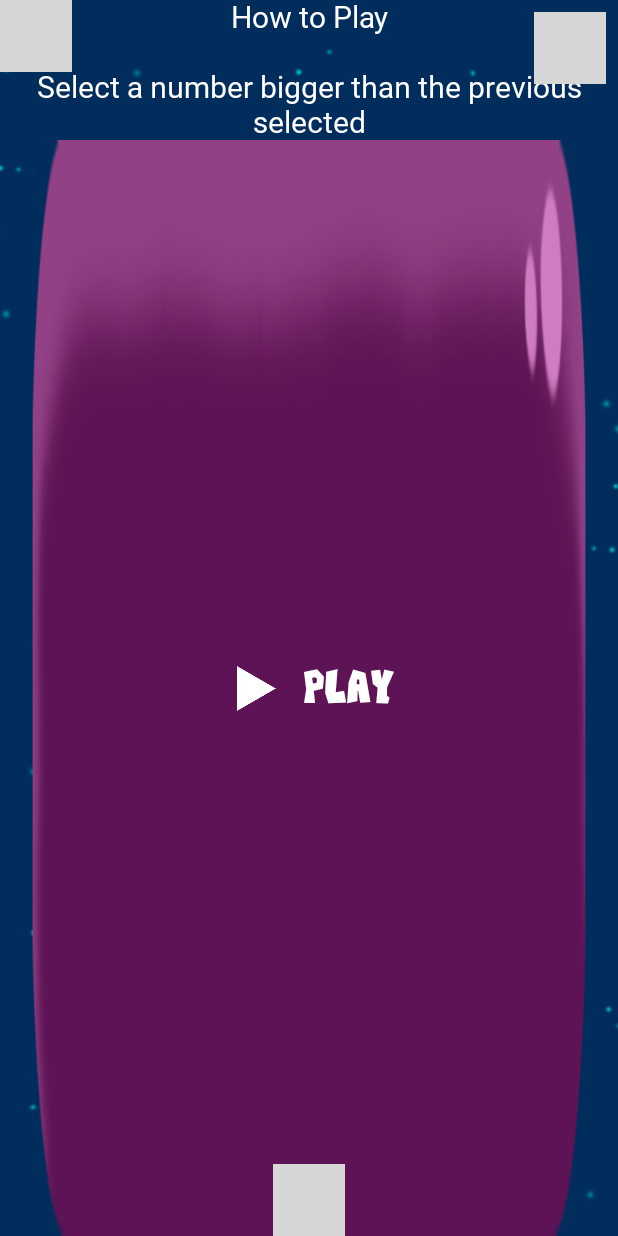
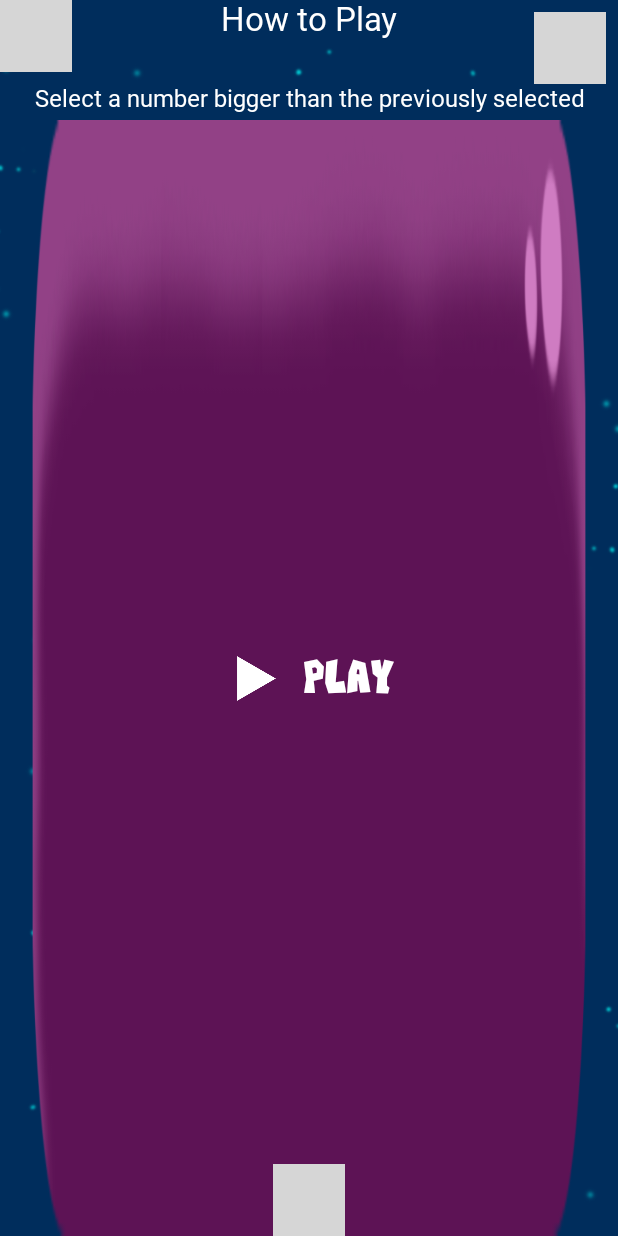
Before and after one commit to fernando-rauber/TapUp, an Android app built with Jetpack Compose: the home screen opened through its navigation route, on a phone screen of 412 x 824 dp. Run offline under Robolectric (Android 15) with nearby library versions, the phone set to English and light mode, and no system bars; our stand-ins replace Dagger/Hilt's generated code; libraries missing offline, so code that uses them is left out: uk.fernando.advertising, uk.fernando.uikit; Roboto replaces fonts that are not available here; 6 statements that could not run were skipped; grey boxes are pictures that could not be loaded.

Commit message:
translation to PT and ES

```diff
--- a/app/src/main/java/uk/fernando/tapup/screen/GamePage.kt
+++ b/app/src/main/java/uk/fernando/tapup/screen/GamePage.kt
@@ -164,15 +164,15 @@ private fun SlideNumbers(viewModel: GameViewModel, onNumberSelected: (Int) -> Un
             )
         }
     ) { number ->
-
         Box(
             Modifier
                 .fillMaxWidth()
-                .clickableSingle { onNumberSelected(number) }) {
+                .clickableSingle(ripple = false) { onNumberSelected(number) }
+        ) {
             Text(
                 modifier = Modifier.align(Center),
                 text = "$number",
-                style = MaterialTheme.typography.bodyLarge,
+                fontFamily = myFontKaph,
                 fontWeight = FontWeight.Bold,
                 fontSize = 70.sp,
                 color = MaterialTheme.colorScheme.onBackground
--- a/app/src/main/java/uk/fernando/tapup/screen/HomePage.kt
+++ b/app/src/main/java/uk/fernando/tapup/screen/HomePage.kt
@@ -19,8 +19,11 @@ import androidx.compose.ui.layout.ContentScale
 import androidx.compose.ui.platform.LocalContext
 import androidx.compose.ui.res.painterResource
 import androidx.compose.ui.res.stringResource
+import androidx.compose.ui.text.SpanStyle
+import androidx.compose.ui.text.buildAnnotatedString
 import androidx.compose.ui.text.font.FontWeight
 import androidx.compose.ui.text.style.TextAlign
+import androidx.compose.ui.text.withStyle
 import androidx.compose.ui.unit.TextUnit
 import androidx.compose.ui.unit.dp
 import androidx.compose.ui.unit.sp
@@ -59,10 +62,18 @@ fun HomePage(navController: NavController = NavController(LocalContext.current))
         ) {
 
             Text(
-                text = stringResource(R.string.game_instructions),
+                text = buildAnnotatedString {
+                    withStyle(style = SpanStyle(fontSize = 22.sp)) {
+                        append(stringResource(R.string.game_instructions_title))
+                    }
+                    append("\n\n")
+                    withStyle(style = SpanStyle(fontSize = 16.sp)) {
+                        append(stringResource(R.string.game_instructions))
+                    }
+                },
                 color = MaterialTheme.colorScheme.onBackground,
                 fontFamily = myFontKaph,
-                fontWeight = FontWeight.Normal,
+                lineHeight = 25.sp,
                 textAlign = TextAlign.Center
             )
 
--- a/app/src/main/res/values/strings.xml
+++ b/app/src/main/res/values/strings.xml
@@ -1,18 +1,18 @@
 <resources>
-    <string name="app_name">Tap Up</string>
+    <string name="app_name" translatable="false">Tap Up</string>
 
     <string name="ad_banner_home" translatable="false">ca-app-pub-5791754615168338/9450892062</string>
     <string name="ad_banner_score" translatable="false">ca-app-pub-5791754615168338/7127981054</string>
     <string name="ad_interstitial_end_level" translatable="false">ca-app-pub-5791754615168338/5814899388</string>
 
-
     // Home
-    <string name="game_instructions">How to Play\n\nSelect a number bigger than the previous selected</string>
+    <string name="game_instructions_title">How to Play</string>
+    <string name="game_instructions">Select a number bigger than the previously selected</string>
     <string name="play_action">Play</string>
     <string name="score_action">Score</string>
 
     // Game
-    <string name="well_done">Well Done</string>
+    <string name="well_done">Well Done!</string>
     <string name="see_score">See Score</string>
 
     // Score
@@ -27,6 +27,6 @@
     <string name="version">Version %s</string>
     <string name="edit_action">Edit</string>
     <string name="done_action">Done</string>
-    <string name="internet_required">Internet required to see global score</string>
+    <string name="internet_required">Internet is required to see the global score</string>
 
 </resources>
```
Also changed, not shown: 2 other files.
